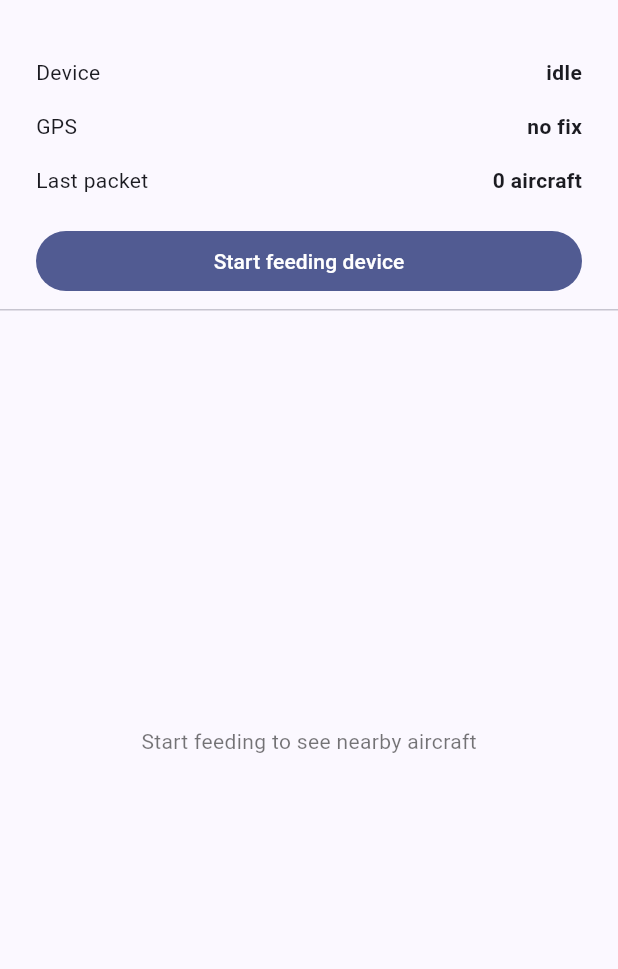
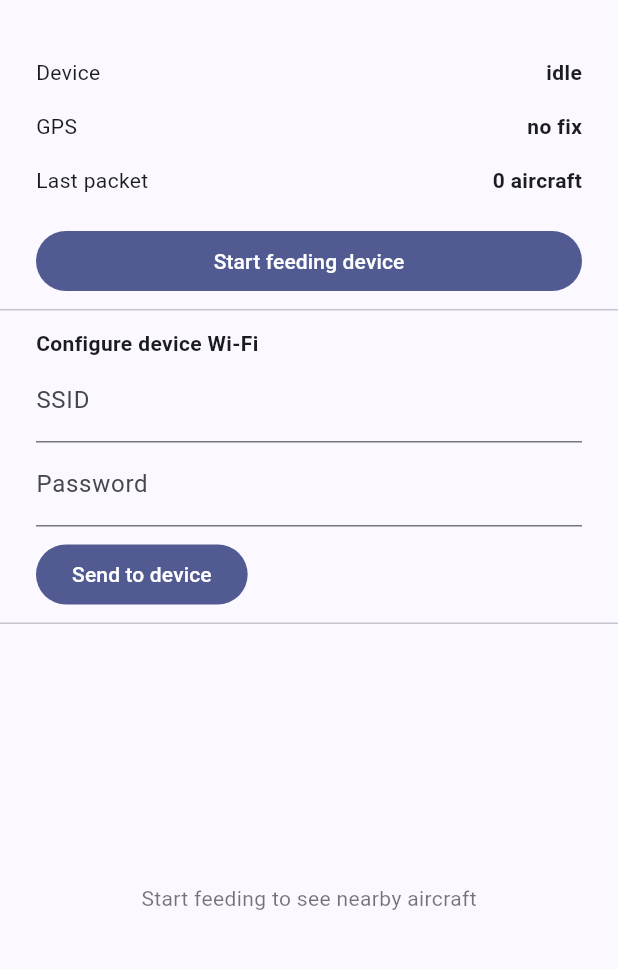
Before and after one commit to disclaimer8/flight-radar-esp32, a Flutter app: the screen it shows after launch, on a phone screen of 412 x 824 dp, the part 63-1032 px from its top. Run offline on Flutter 3.47's test engine with Material 3 defaults, Android fonts, the phone set to English and light mode, and no system bars; our stand-ins replace flutter_blue_plus, flutter_local_notifications, geolocator, permission_handler; missing offline and left inert: flutter_foreground_task.

Commit message:
feat(app): home-screen Wi-Fi provisioning section (gated on feeder stopped)

```diff
--- a/companion/lib/ui/home_screen.dart
+++ b/companion/lib/ui/home_screen.dart
@@ -4,6 +4,7 @@ import 'dart:io' show Platform;
 import 'package:flutter/material.dart';
 import 'package:flutter_foreground_task/flutter_foreground_task.dart';
 import 'package:permission_handler/permission_handler.dart';
+import '../ble/wifi_provisioner.dart';
 import '../data/photo_client.dart';
 import '../service/gateway_controller.dart';
 import '../service/gateway_engine.dart' show GatewayStatus;
@@ -20,6 +21,11 @@ class _HomeScreenState extends State<HomeScreen> {
   GatewayStatus _status = const GatewayStatus();
   bool _running = false;
   final _photos = PhotoClient();
+  final _ssidCtrl = TextEditingController();
+  final _passCtrl = TextEditingController();
+  final _provisioner = WifiProvisioner();
+  String _provStatus = '';
+  bool _provisioning = false;
   StreamSubscription<GatewayStatus>? _sub;
 
   @override
@@ -83,8 +89,32 @@ class _HomeScreenState extends State<HomeScreen> {
     }
   }
 
+  Future<void> _sendWifi() async {
+    if (_ssidCtrl.text.isEmpty || _provisioning) return;
+    setState(() { _provisioning = true; _provStatus = 'Connecting to device…'; });
+    final sub = _provisioner.states.listen((s) {
+      if (!mounted) return;
+      setState(() {
+        switch (s.phase) {
+          case ProvPhase.connecting: _provStatus = 'Connecting to device…'; break;
+          case ProvPhase.sending:    _provStatus = 'Sending credentials…'; break;
+          case ProvPhase.applying:   _provStatus = 'Device joining Wi-Fi…'; break;
+          case ProvPhase.connected:  _provStatus = 'Connected: ${s.detail}'; break;
+          case ProvPhase.failed:     _provStatus = 'Failed: ${s.detail}'; break;
+          case ProvPhase.idle:       break;
+        }
+      });
+    });
+    await _provisioner.provision(_ssidCtrl.text, _passCtrl.text);
+    await sub.cancel();
+    if (mounted) setState(() => _provisioning = false);
+  }
+
   @override
   void dispose() {
+    _ssidCtrl.dispose();
+    _passCtrl.dispose();
+    _provisioner.dispose();
     _sub?.cancel();
     _controller.dispose();
     super.dispose();
@@ -117,6 +147,44 @@ class _HomeScreenState extends State<HomeScreen> {
             ),
           ),
           const Divider(height: 1),
+          Padding(
+            padding: const EdgeInsets.fromLTRB(24, 12, 24, 8),
+            child: Column(
+              crossAxisAlignment: CrossAxisAlignment.start,
+              children: [
+                const Text('Configure device Wi-Fi',
+                    style: TextStyle(fontWeight: FontWeight.bold)),
+                TextField(
+                  controller: _ssidCtrl,
+                  decoration: const InputDecoration(labelText: 'SSID'),
+                ),
+                TextField(
+                  controller: _passCtrl,
+                  obscureText: true,
+                  decoration: const InputDecoration(labelText: 'Password'),
+                ),
+                const SizedBox(height: 8),
+                Row(
+                  children: [
+                    FilledButton(
+                      onPressed: (_running || _provisioning) ? null : _sendWifi,
+                      child: const Text('Send to device'),
+                    ),
+                    const SizedBox(width: 12),
+                    Expanded(
+                      child: Text(
+                        _running ? 'Stop feeding to configure device Wi-Fi' : _provStatus,
+                        style: const TextStyle(color: Colors.black54),
+                        maxLines: 2,
+                        overflow: TextOverflow.ellipsis,
+                      ),
+                    ),
+                  ],
+                ),
+              ],
+            ),
+          ),
+          const Divider(height: 1),
           Expanded(
             child: _status.aircraft.isEmpty
                 ? const Center(
```
